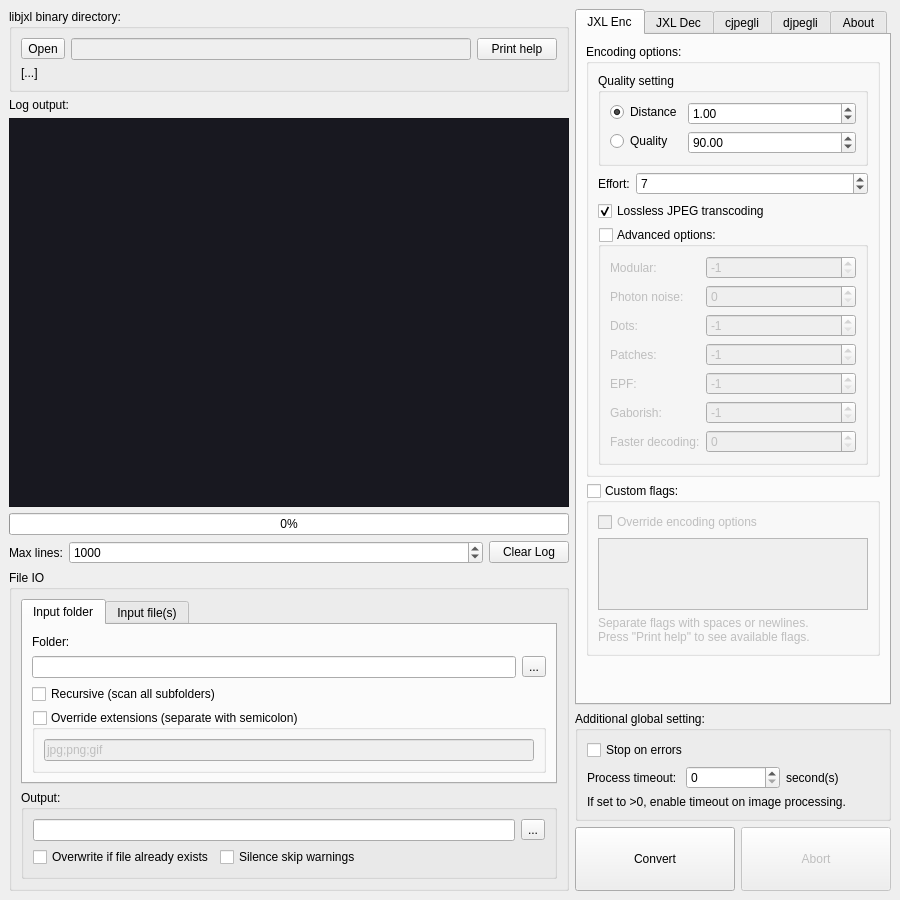
Before: the Qt Designer form mainwindow.ui in kampidh/jxl-batch-converter, drawn with Qt 5.
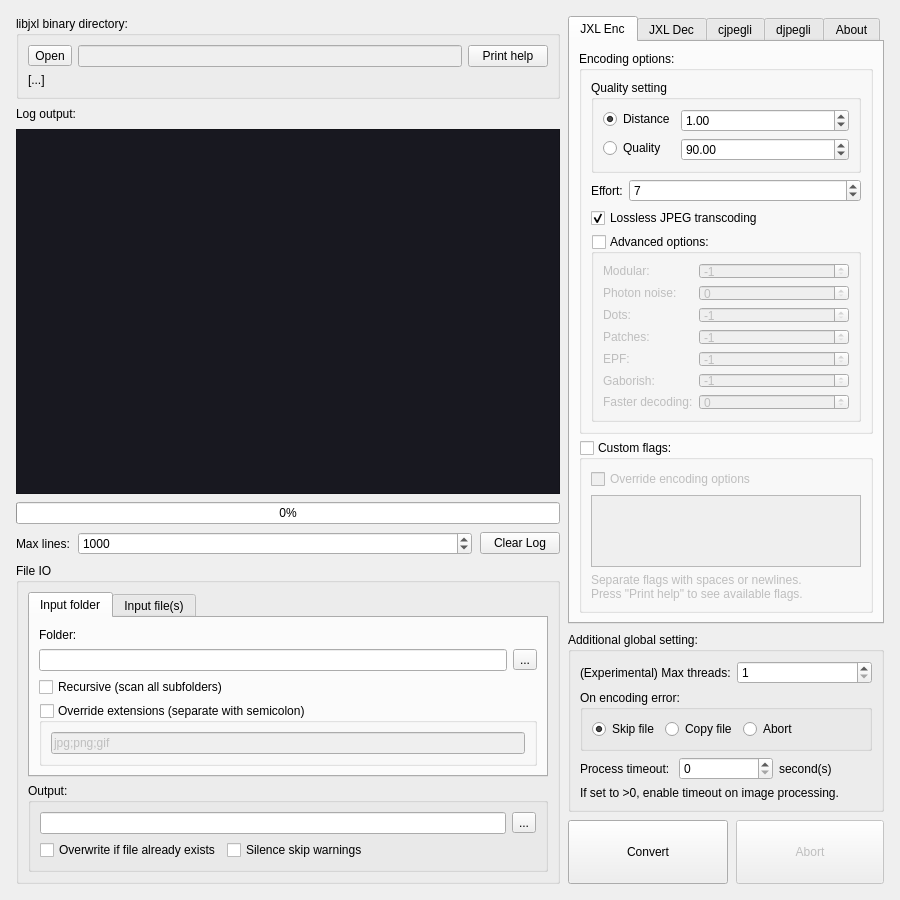
After: the same form once the commit is applied.

Commit message:
Bump to 0.4.0: Add multithreading support and copy source file on failure
fixes #3

Patch:
```diff
--- a/mainwindow.ui
+++ b/mainwindow.ui
@@ -29,7 +29,22 @@
      <verstretch>0</verstretch>
     </sizepolicy>
    </property>
-   <layout class="QHBoxLayout" name="horizontalLayout_10">
+   <layout class="QHBoxLayout" name="horizontalLayout_11">
+    <property name="spacing">
+     <number>8</number>
+    </property>
+    <property name="leftMargin">
+     <number>16</number>
+    </property>
+    <property name="topMargin">
+     <number>16</number>
+    </property>
+    <property name="rightMargin">
+     <number>16</number>
+    </property>
+    <property name="bottomMargin">
+     <number>16</number>
+    </property>
     <item>
      <layout class="QVBoxLayout" name="verticalLayout_4">
       <property name="leftMargin">
@@ -1142,13 +1157,88 @@
         </property>
         <layout class="QVBoxLayout" name="verticalLayout_16">
          <item>
-          <widget class="QCheckBox" name="stopOnErrorchkBox">
-           <property name="toolTip">
-            <string>&lt;html&gt;&lt;head/&gt;&lt;body&gt;&lt;p&gt;By default, batch mode will continue to process remaining images even when errors are present.&lt;/p&gt;&lt;p&gt;This option will stop the whole process when errors are caught, however timeout warnings set by the value below will still get skipped.&lt;/p&gt;&lt;/body&gt;&lt;/html&gt;</string>
+          <layout class="QFormLayout" name="formLayout_6">
+           <item row="0" column="0">
+            <widget class="QLabel" name="label_22">
+             <property name="toolTip">
+              <string>&lt;html&gt;&lt;head/&gt;&lt;body&gt;&lt;p&gt;&lt;span style=&quot; font-weight:700;&quot;&gt;Experimental:&lt;/span&gt;&lt;/p&gt;&lt;p&gt;Set how many conversion threads to be called. Has a maximum of (max thread count - 2) to prevent saturating the processor heavily.&lt;/p&gt;&lt;p&gt;Also, using more than 1 thread will break logs display. :]&lt;/p&gt;&lt;/body&gt;&lt;/html&gt;</string>
+             </property>
+             <property name="text">
+              <string>(Experimental) Max threads:</string>
+             </property>
+            </widget>
+           </item>
+           <item row="0" column="1">
+            <widget class="QSpinBox" name="threadSpinBox">
+             <property name="toolTip">
+              <string>&lt;html&gt;&lt;head/&gt;&lt;body&gt;&lt;p&gt;&lt;span style=&quot; font-weight:700;&quot;&gt;Experimental:&lt;/span&gt;&lt;/p&gt;&lt;p&gt;Set how many conversion threads to be called. Has a maximum of (max thread count - 2) to prevent saturating the processor heavily.&lt;/p&gt;&lt;p&gt;Also, using more than 1 thread will break logs display. :]&lt;/p&gt;&lt;/body&gt;&lt;/html&gt;</string>
+             </property>
+             <property name="minimum">
+              <number>1</number>
+             </property>
+             <property name="maximum">
+              <number>8</number>
+             </property>
+            </widget>
+           </item>
+          </layout>
+         </item>
+         <item>
+          <widget class="QGroupBox" name="groupBox_2">
+           <property name="title">
+            <string>On encoding error:</string>
            </property>
-           <property name="text">
-            <string>Stop on errors</string>
-           </property>
+           <layout class="QHBoxLayout" name="horizontalLayout_10">
+            <item>
+             <widget class="QRadioButton" name="radioButton_3">
+              <property name="toolTip">
+               <string>&lt;html&gt;&lt;head/&gt;&lt;body&gt;&lt;p&gt;Skips the encoding and continue to next file in processing order.&lt;/p&gt;&lt;/body&gt;&lt;/html&gt;</string>
+              </property>
+              <property name="text">
+               <string>Skip file</string>
+              </property>
+              <property name="checked">
+               <bool>true</bool>
+              </property>
+             </widget>
+            </item>
+            <item>
+             <widget class="QRadioButton" name="copyOnErrorchk">
+              <property name="toolTip">
+               <string>&lt;html&gt;&lt;head/&gt;&lt;body&gt;&lt;p&gt;Skips the encoding, copy input file to output folder as is, and continue to next file in processing order. (Note: this will not overwrite if the destination file name already exists)&lt;/p&gt;&lt;/body&gt;&lt;/html&gt;</string>
+              </property>
+              <property name="text">
+               <string>Copy file</string>
+              </property>
+             </widget>
+            </item>
+            <item>
+             <widget class="QRadioButton" name="stopOnErrorchkBox">
+              <property name="toolTip">
+               <string>&lt;html&gt;&lt;head/&gt;&lt;body&gt;&lt;p&gt;Stop processing for all threads.&lt;/p&gt;&lt;/body&gt;&lt;/html&gt;</string>
+              </property>
+              <property name="text">
+               <string>Abort</string>
+              </property>
+             </widget>
+            </item>
+            <item>
+             <spacer name="horizontalSpacer_4">
+              <property name="orientation">
+               <enum>Qt::Horizontal</enum>
+              </property>
+              <property name="sizeType">
+               <enum>QSizePolicy::Minimum</enum>
+              </property>
+              <property name="sizeHint" stdset="0">
+               <size>
+                <width>50</width>
+                <height>5</height>
+               </size>
+              </property>
+             </spacer>
+            </item>
+           </layout>
           </widget>
          </item>
          <item>
```
The commit also changes 6 other files.
